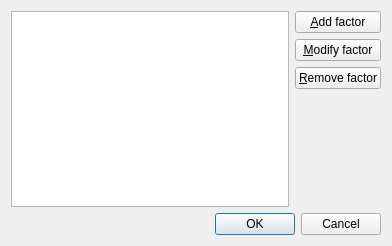
cogstat/cogstat, file cogstat/ui/factors.ui: the form before one commit.
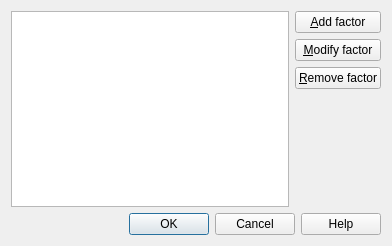
The form after the commit.

Commit message: Add Help buttons to dialogs

What changed in the file:
```diff
--- a/cogstat/ui/factors.ui
+++ b/cogstat/ui/factors.ui
@@ -70,7 +70,7 @@
       <enum>Qt::Horizontal</enum>
      </property>
      <property name="standardButtons">
-      <set>QDialogButtonBox::Cancel|QDialogButtonBox::Ok</set>
+      <set>QDialogButtonBox::Cancel|QDialogButtonBox::Help|QDialogButtonBox::Ok</set>
      </property>
     </widget>
    </item>
```
The commit also changes 40 other files.
